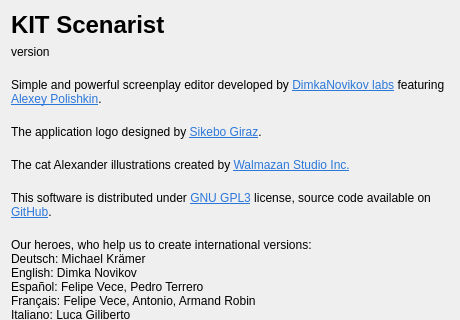
Before: the Qt Designer form src/bin/scenarist-desktop/UserInterfaceLayer/Application/AboutDialog.ui in dimkanovikov/KITScenarist, drawn with Qt 5; both pictures show x 0 to 460 and y 0 to 320 of the 460 by 582 pixel window.
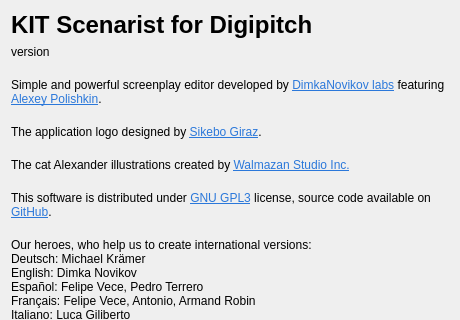
After: the same form once the commit is applied.

Commit message: Rebranded name to KIT Scenarist for Digipitch

```diff
--- a/src/bin/scenarist-desktop/UserInterfaceLayer/Application/AboutDialog.ui
+++ b/src/bin/scenarist-desktop/UserInterfaceLayer/Application/AboutDialog.ui
@@ -43,7 +43,7 @@
 font-weight: 600;</string>
      </property>
      <property name="text">
-      <string>KIT Scenarist</string>
+      <string>KIT Scenarist for Digipitch</string>
      </property>
     </widget>
    </item>
```
The commit also changes 9 other files.
